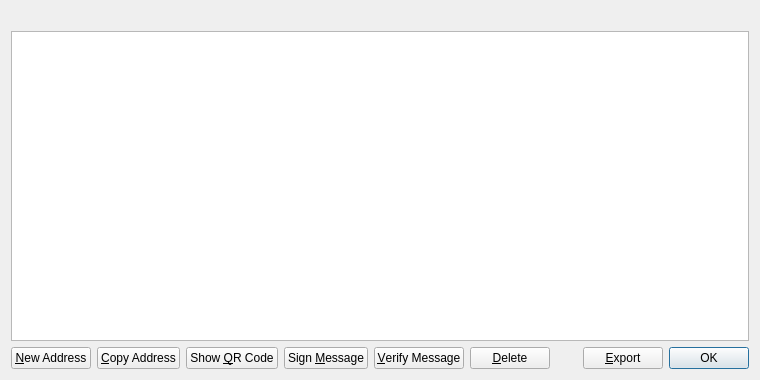
Old version of the form src/qt/forms/addressbookpage.ui in the repository liteblocks-project/liteblocks.
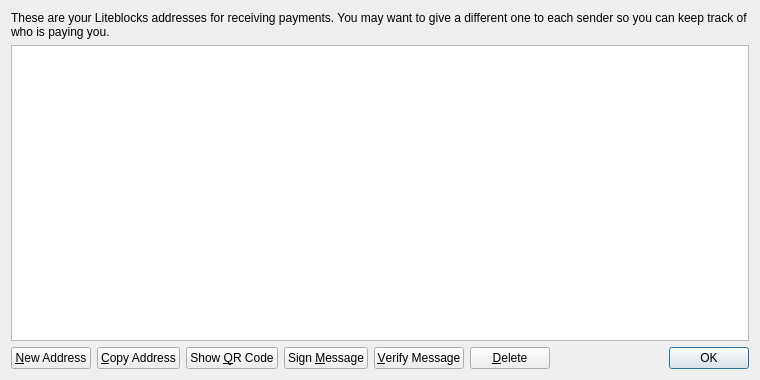
New version of the form. Icons and pictures are not drawn.

Patch:
```diff
--- a/src/qt/forms/addressbookpage.ui
+++ b/src/qt/forms/addressbookpage.ui
@@ -16,6 +16,9 @@
   <layout class="QVBoxLayout" name="verticalLayout">
    <item>
     <widget class="QLabel" name="labelExplanation">
+     <property name="text">
+      <string>These are your Liteblocks addresses for receiving payments. You may want to give a different one to each sender so you can keep track of who is paying you.</string>
+     </property>
      <property name="textFormat">
       <enum>Qt::PlainText</enum>
      </property>
@@ -148,20 +151,6 @@
        </property>
       </spacer>
      </item>
-     <item>
-      <widget class="QPushButton" name="exportButton">
-       <property name="toolTip">
-        <string>Export the data in the current tab to a file</string>
-       </property>
-       <property name="text">
-        <string>&amp;Export</string>
-       </property>
-       <property name="icon">
-        <iconset resource="../bitcoin.qrc">
-         <normaloff>:/icons/export</normaloff>:/icons/export</iconset>
-       </property>
-      </widget>
-     </item>
      <item>
       <widget class="QDialogButtonBox" name="buttonBox">
        <property name="sizePolicy">
```
Left out of the diff: 6 changed lines with no effect on the pictures.
